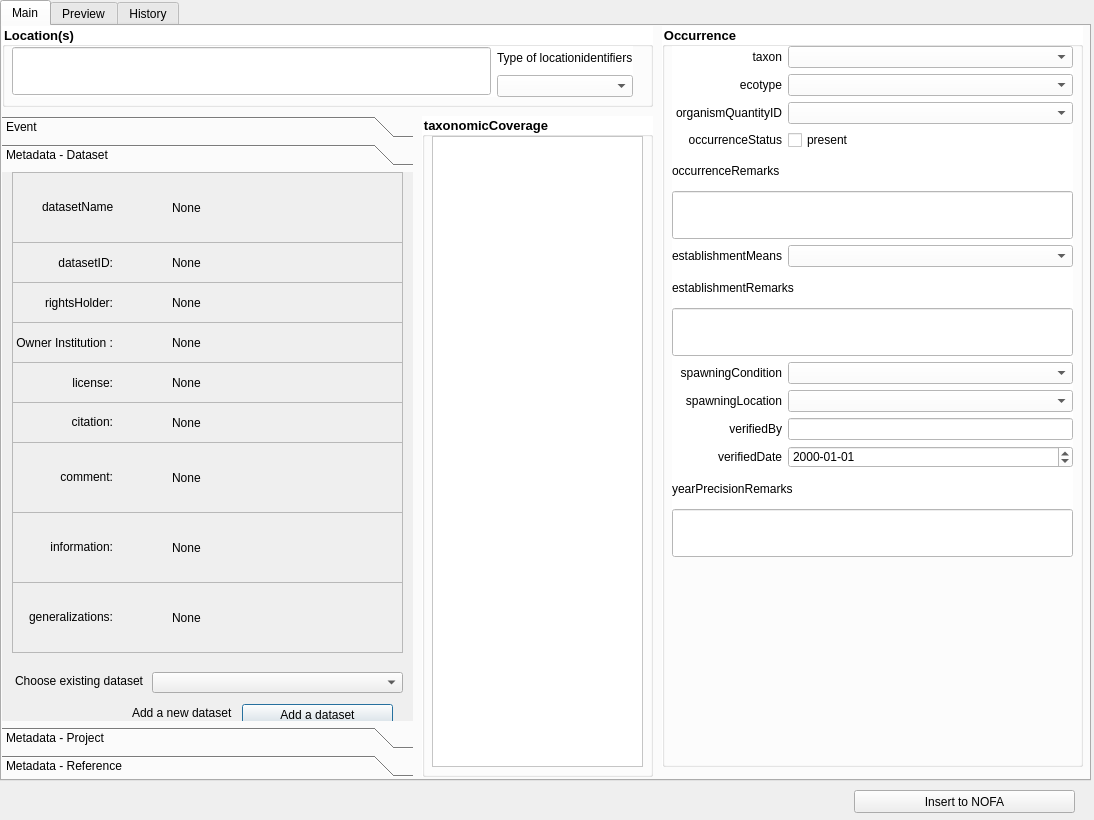
This is nofa_insert_dialog_base.ui in NINAnor/NOFAInsert as Qt 5 draws it before an edit. The edited form follows.
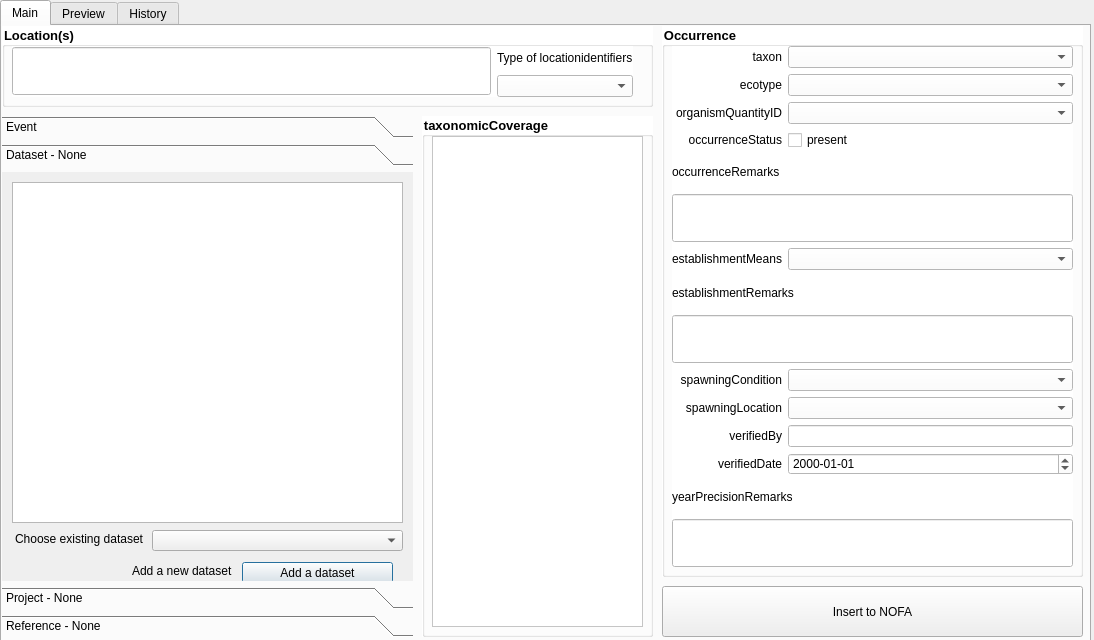
This is the edited form. The open tabs and pages were chosen to show the change.

```diff
--- a/nofa_insert_dialog_base.ui
+++ b/nofa_insert_dialog_base.ui
@@ -7,7 +7,7 @@
     <x>0</x>
     <y>0</y>
     <width>1094</width>
-    <height>820</height>
+    <height>640</height>
    </rect>
   </property>
   <property name="windowTitle">
@@ -19,7 +19,7 @@
      <x>0</x>
      <y>0</y>
      <width>1091</width>
-     <height>781</height>
+     <height>681</height>
     </rect>
    </property>
    <property name="currentIndex">
@@ -90,7 +90,7 @@
        <x>0</x>
        <y>90</y>
        <width>411</width>
-       <height>661</height>
+       <height>521</height>
       </rect>
      </property>
      <widget class="QWidget" name="toolBoxPage1">
@@ -290,94 +290,17 @@
         <x>0</x>
         <y>0</y>
         <width>411</width>
-        <height>553</height>
+        <height>413</height>
        </rect>
       </property>
       <attribute name="label">
-       <string>Metadata - Dataset</string>
+       <string>Dataset - None</string>
       </attribute>
-      <widget class="QLabel" name="label_dataset_2">
-       <property name="geometry">
-        <rect>
-         <x>10</x>
-         <y>70</y>
-         <width>101</width>
-         <height>41</height>
-        </rect>
-       </property>
-       <property name="text">
-        <string>datasetID:</string>
-       </property>
-       <property name="alignment">
-        <set>Qt::AlignRight|Qt::AlignTrailing|Qt::AlignVCenter</set>
-       </property>
-      </widget>
-      <widget class="QLabel" name="label_dataset_3">
-       <property name="geometry">
-        <rect>
-         <x>30</x>
-         <y>110</y>
-         <width>81</width>
-         <height>41</height>
-        </rect>
-       </property>
-       <property name="text">
-        <string>rightsHolder:</string>
-       </property>
-       <property name="alignment">
-        <set>Qt::AlignRight|Qt::AlignTrailing|Qt::AlignVCenter</set>
-       </property>
-      </widget>
-      <widget class="QLabel" name="label_dataset_4">
-       <property name="geometry">
-        <rect>
-         <x>10</x>
-         <y>150</y>
-         <width>101</width>
-         <height>41</height>
-        </rect>
-       </property>
-       <property name="text">
-        <string>Owner Institution :</string>
-       </property>
-       <property name="alignment">
-        <set>Qt::AlignRight|Qt::AlignTrailing|Qt::AlignVCenter</set>
-       </property>
-      </widget>
-      <widget class="QLabel" name="label_dataset_1">
-       <property name="geometry">
-        <rect>
-         <x>40</x>
-         <y>-1</y>
-         <width>71</width>
-         <height>71</height>
-        </rect>
-       </property>
-       <property name="text">
-        <string>datasetName:</string>
-       </property>
-      </widget>
-      <widget class="QLabel" name="label_dataset_5">
-       <property name="geometry">
-        <rect>
-         <x>10</x>
-         <y>190</y>
-         <width>101</width>
-         <height>41</height>
-        </rect>
-       </property>
-       <property name="text">
-        <string>license:</string>
-       </property>
-       <property name="alignment">
-        <set>Qt::AlignRight|Qt::AlignTrailing|Qt::AlignVCenter</set>
-       </property>
-      </widget>
       <widget class="QLabel" name="label_edit_dataset">
        <property name="geometry">
         <rect>
          <x>130</x>
-         <y>530</y>
+         <y>388</y>
          <width>101</width>
          <height>21</height>
         </rect>
@@ -390,7 +313,7 @@
        <property name="geometry">
         <rect>
          <x>240</x>
-         <y>532</y>
+         <y>390</y>
          <width>151</width>
          <height>21</height>
         </rect>
@@ -399,338 +322,11 @@
         <string>Add a dataset</string>
        </property>
       </widget>
-      <widget class="QLabel" name="display_dataset_1">
-       <property name="geometry">
-        <rect>
-         <x>170</x>
-         <y>0</y>
-         <width>231</width>
-         <height>71</height>
-        </rect>
-       </property>
-       <property name="text">
-        <string>None</string>
-       </property>
-      </widget>
-      <widget class="QLabel" name="label_dataset_6">
-       <property name="geometry">
-        <rect>
-         <x>10</x>
-         <y>229</y>
-         <width>101</width>
-         <height>41</height>
-        </rect>
-       </property>
-       <property name="text">
-        <string>citation:</string>
-       </property>
-       <property name="alignment">
-        <set>Qt::AlignRight|Qt::AlignTrailing|Qt::AlignVCenter</set>
-       </property>
-      </widget>
-      <widget class="QLabel" name="label_dataset_7">
-       <property name="geometry">
-        <rect>
-         <x>10</x>
-         <y>269</y>
-         <width>101</width>
-         <height>71</height>
-        </rect>
-       </property>
-       <property name="text">
-        <string>comment:</string>
-       </property>
-       <property name="alignment">
-        <set>Qt::AlignRight|Qt::AlignTrailing|Qt::AlignVCenter</set>
-       </property>
-      </widget>
-      <widget class="QLabel" name="label_dataset_8">
-       <property name="geometry">
-        <rect>
-         <x>10</x>
-         <y>339</y>
-         <width>101</width>
-         <height>71</height>
-        </rect>
-       </property>
-       <property name="text">
-        <string>information:</string>
-       </property>
-       <property name="alignment">
-        <set>Qt::AlignRight|Qt::AlignTrailing|Qt::AlignVCenter</set>
-       </property>
-      </widget>
-      <widget class="QLabel" name="label_dataset_9">
-       <property name="geometry">
-        <rect>
-         <x>10</x>
-         <y>409</y>
-         <width>101</width>
-         <height>71</height>
-        </rect>
-       </property>
-       <property name="text">
-        <string>generalizations:</string>
-       </property>
-       <property name="alignment">
-        <set>Qt::AlignRight|Qt::AlignTrailing|Qt::AlignVCenter</set>
-       </property>
-      </widget>
-      <widget class="QLabel" name="display_dataset_2">
-       <property name="geometry">
-        <rect>
-         <x>170</x>
-         <y>70</y>
-         <width>231</width>
-         <height>41</height>
-        </rect>
-       </property>
-       <property name="text">
-        <string>None</string>
-       </property>
-      </widget>
-      <widget class="QLabel" name="display_dataset_3">
-       <property name="geometry">
-        <rect>
-         <x>170</x>
-         <y>110</y>
-         <width>231</width>
-         <height>41</height>
-        </rect>
-       </property>
-       <property name="text">
-        <string>None</string>
-       </property>
-      </widget>
-      <widget class="QLabel" name="display_dataset_4">
-       <property name="geometry">
-        <rect>
-         <x>170</x>
-         <y>150</y>
-         <width>231</width>
-         <height>41</height>
-        </rect>
-       </property>
-       <property name="text">
-        <string>None</string>
-       </property>
-      </widget>
-      <widget class="QLabel" name="display_dataset_5">
-       <property name="geometry">
-        <rect>
-         <x>170</x>
-         <y>190</y>
-         <width>231</width>
-         <height>41</height>
-        </rect>
-       </property>
-       <property name="text">
-        <string>None</string>
-       </property>
-      </widget>
-      <widget class="QLabel" name="display_dataset_6">
-       <property name="geometry">
-        <rect>
-         <x>170</x>
-         <y>230</y>
-         <width>231</width>
-         <height>41</height>
-        </rect>
-       </property>
-       <property name="text">
-        <string>None</string>
-       </property>
-      </widget>
-      <widget class="QLabel" name="display_dataset_7">
-       <property name="geometry">
-        <rect>
-         <x>170</x>
-         <y>270</y>
-         <width>231</width>
-         <height>71</height>
-        </rect>
-       </property>
-       <property name="text">
-        <string>None</string>
-       </property>
-      </widget>
-      <widget class="QLabel" name="display_dataset_8">
-       <property name="geometry">
-        <rect>
-         <x>170</x>
-         <y>340</y>
-         <width>231</width>
-         <height>71</height>
-        </rect>
-       </property>
-       <property name="text">
-        <string>None</string>
-       </property>
-      </widget>
-      <widget class="QLabel" name="display_dataset_9">
-       <property name="geometry">
-        <rect>
-         <x>170</x>
-         <y>410</y>
-         <width>231</width>
-         <height>71</height>
-        </rect>
-       </property>
-       <property name="text">
-        <string>None</string>
-       </property>
-      </widget>
-      <widget class="QFrame" name="frame">
-       <property name="geometry">
-        <rect>
-         <x>10</x>
-         <y>0</y>
-         <width>391</width>
-         <height>71</height>
-        </rect>
-       </property>
-       <property name="frameShape">
-        <enum>QFrame::StyledPanel</enum>
-       </property>
-       <property name="frameShadow">
-        <enum>QFrame::Raised</enum>
-       </property>
-      </widget>
-      <widget class="QFrame" name="frame_2">
-       <property name="geometry">
-        <rect>
-         <x>10</x>
-         <y>70</y>
-         <width>391</width>
-         <height>41</height>
-        </rect>
-       </property>
-       <property name="frameShape">
-        <enum>QFrame::StyledPanel</enum>
-       </property>
-       <property name="frameShadow">
-        <enum>QFrame::Raised</enum>
-       </property>
-       <zorder>display_dataset_1</zorder>
-      </widget>
-      <widget class="QFrame" name="frame_7">
-       <property name="geometry">
-        <rect>
-         <x>10</x>
-         <y>270</y>
-         <width>391</width>
-         <height>71</height>
-        </rect>
-       </property>
-       <property name="frameShape">
-        <enum>QFrame::StyledPanel</enum>
-       </property>
-       <property name="frameShadow">
-        <enum>QFrame::Raised</enum>
-       </property>
-      </widget>
-      <widget class="QFrame" name="frame_5">
-       <property name="geometry">
-        <rect>
-         <x>10</x>
-         <y>190</y>
-         <width>391</width>
-         <height>41</height>
-        </rect>
-       </property>
-       <property name="frameShape">
-        <enum>QFrame::StyledPanel</enum>
-       </property>
-       <property name="frameShadow">
-        <enum>QFrame::Raised</enum>
-       </property>
-      </widget>
-      <widget class="QFrame" name="frame_4">
-       <property name="geometry">
-        <rect>
-         <x>10</x>
-         <y>150</y>
-         <width>391</width>
-         <height>41</height>
-        </rect>
-       </property>
-       <property name="frameShape">
-        <enum>QFrame::StyledPanel</enum>
-       </property>
-       <property name="frameShadow">
-        <enum>QFrame::Raised</enum>
-       </property>
-      </widget>
-      <widget class="QFrame" name="frame_3">
-       <property name="geometry">
-        <rect>
-         <x>10</x>
-         <y>110</y>
-         <width>391</width>
-         <height>41</height>
-        </rect>
-       </property>
-       <property name="frameShape">
-        <enum>QFrame::StyledPanel</enum>
-       </property>
-       <property name="frameShadow">
-        <enum>QFrame::Raised</enum>
-       </property>
-      </widget>
-      <widget class="QFrame" name="frame_6">
-       <property name="geometry">
-        <rect>
-         <x>10</x>
-         <y>230</y>
-         <width>391</width>
-         <height>41</height>
-        </rect>
-       </property>
-       <property name="frameShape">
-        <enum>QFrame::StyledPanel</enum>
-       </property>
-       <property name="frameShadow">
-        <enum>QFrame::Raised</enum>
-       </property>
-       <zorder>display_dataset_6</zorder>
-      </widget>
-      <widget class="QFrame" name="frame_8">
-       <property name="geometry">
-        <rect>
-         <x>10</x>
-         <y>340</y>
-         <width>391</width>
-         <height>71</height>
-        </rect>
-       </property>
-       <property name="frameShape">
-        <enum>QFrame::StyledPanel</enum>
-       </property>
-       <property name="frameShadow">
-        <enum>QFrame::Raised</enum>
-       </property>
-      </widget>
-      <widget class="QFrame" name="frame_9">
-       <property name="geometry">
-        <rect>
-         <x>10</x>
-         <y>410</y>
-         <width>391</width>
-         <height>71</height>
-        </rect>
-       </property>
-       <property name="frameShape">
-        <enum>QFrame::StyledPanel</enum>
-       </property>
-       <property name="frameShadow">
-        <enum>QFrame::Raised</enum>
-       </property>
-      </widget>
       <widget class="QLabel" name="label_choose_dataset">
        <property name="geometry">
         <rect>
          <x>0</x>
-         <y>500</y>
+         <y>358</y>
          <width>141</width>
          <height>18</height>
         </rect>
@@ -746,44 +342,22 @@
        <property name="geometry">
         <rect>
          <x>150</x>
-         <y>500</y>
+         <y>358</y>
          <width>251</width>
          <height>21</height>
         </rect>
        </property>
       </widget>
-      <zorder>label_edit_dataset</zorder>
-      <zorder>editDatasetButton</zorder>
-      <zorder>frame</zorder>
-      <zorder>display_dataset_1</zorder>
-      <zorder>label_dataset_1</zorder>
-      <zorder>frame_2</zorder>
-      <zorder>frame_7</zorder>
-      <zorder>frame_5</zorder>
-      <zorder>frame_4</zorder>
-      <zorder>frame_3</zorder>
-      <zorder>frame_6</zorder>
-      <zorder>display_dataset_4</zorder>
-      <zorder>display_dataset_3</zorder>
-      <zorder>display_dataset_2</zorder>
-      <zorder>label_dataset_5</zorder>
-      <zorder>display_dataset_5</zorder>
-      <zorder>display_dataset_7</zorder>
-      <zorder>label_dataset_4</zorder>
-      <zorder>label_dataset_2</zorder>
-      <zorder>label_dataset_3</zorder>
-      <zorder>label_dataset_6</zorder>
-      <zorder>display_dataset_6</zorder>
-      <zorder>label_dataset_7</zorder>
-      <zorder>frame_8</zorder>
-      <zorder>frame_9</zorder>
-      <zorder>label_dataset_9</zorder>
-      <zorder>frame_9</zorder>
-      <zorder>display_dataset_9</zorder>
-      <zorder>display_dataset_8</zorder>
-      <zorder>label_dataset_8</zorder>
-      <zorder>label_choose_dataset</zorder>
-      <zorder>existingDataset</zorder>
+      <widget class="QListWidget" name="listview_dataset">
+       <property name="geometry">
+        <rect>
+         <x>10</x>
+         <y>10</y>
+         <width>391</width>
+         <height>341</height>
+        </rect>
+       </property>
+      </widget>
      </widget>
      <widget class="QWidget" name="toolBoxPage3">
       <property name="geometry">
@@ -795,7 +369,7 @@
        </rect>
       </property>
       <attribute name="label">
-       <string>Metadata - Project</string>
+       <string>Project - None</string>
       </attribute>
       <widget class="QPushButton" name="editProjectButton">
        <property name="geometry">
@@ -870,7 +444,7 @@
        </rect>
       </property>
       <attribute name="label">
-       <string>Metadata - Reference</string>
+       <string>Reference - None</string>
       </attribute>
       <widget class="QLabel" name="label_4">
        <property name="geometry">
@@ -906,7 +480,7 @@
        <x>420</x>
        <y>90</y>
        <width>231</width>
-       <height>661</height>
+       <height>521</height>
       </rect>
      </property>
      <property name="font">
@@ -928,7 +502,7 @@
         <x>10</x>
         <y>20</y>
         <width>211</width>
-        <height>631</height>
+        <height>491</height>
        </rect>
       </property>
       <property name="styleSheet">
@@ -950,7 +524,7 @@
        <x>660</x>
        <y>0</y>
        <width>421</width>
-       <height>741</height>
+       <height>551</height>
       </rect>
      </property>
      <property name="font">
@@ -972,7 +546,7 @@
         <x>10</x>
         <y>20</y>
         <width>401</width>
-        <height>511</height>
+        <height>521</height>
        </rect>
       </property>
       <layout class="QGridLayout" name="gridLayout_8">
@@ -1155,6 +729,19 @@
       </layout>
      </widget>
     </widget>
+    <widget class="QPushButton" name="insert_button">
+     <property name="geometry">
+      <rect>
+       <x>660</x>
+       <y>560</y>
+       <width>421</width>
+       <height>51</height>
+      </rect>
+     </property>
+     <property name="text">
+      <string>Insert to NOFA</string>
+     </property>
+    </widget>
     <zorder>location</zorder>
     <zorder>reference_6</zorder>
     <zorder>reference_4</zorder>
@@ -1204,19 +791,6 @@
     </widget>
    </widget>
   </widget>
-  <widget class="QPushButton" name="insert_button">
-   <property name="geometry">
-    <rect>
-     <x>854</x>
-     <y>790</y>
-     <width>221</width>
-     <height>23</height>
-    </rect>
-   </property>
-   <property name="text">
-    <string>Insert to NOFA</string>
-   </property>
-  </widget>
  </widget>
  <resources/>
  <connections/>
```
Left out of the diff: 75 changed lines with no effect on the pictures.
